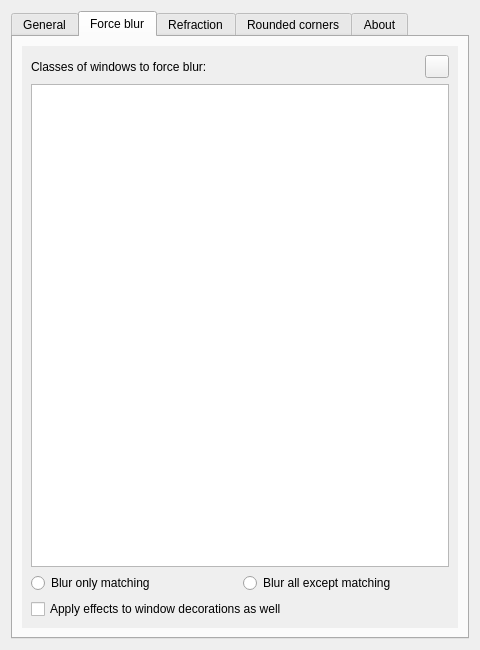
Qt form kwin-effects-glass/src/kcm/blur_config.ui (SuceV587/NextKde) before a commit.
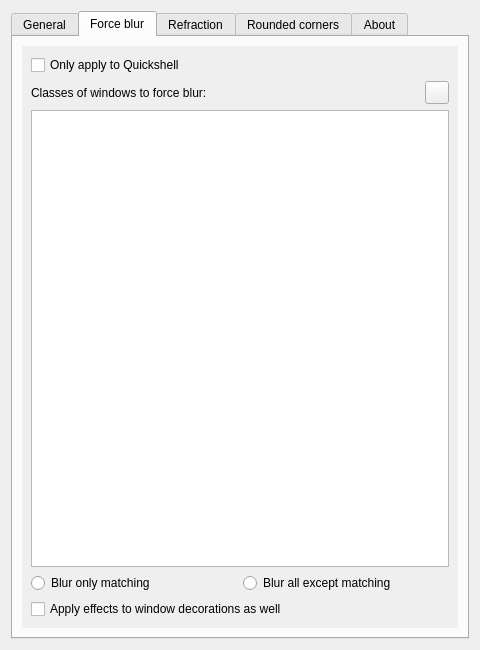
The same form after that commit. The open tabs and pages were chosen to show the change. Custom widgets are drawn as their Qt base class.

What changed in the file:
```diff
--- a/kwin-effects-glass/src/kcm/blur_config.ui
+++ b/kwin-effects-glass/src/kcm/blur_config.ui
@@ -719,6 +719,16 @@
          </property>
          <widget class="QWidget" name="scrollContentForceblur">
           <layout class="QVBoxLayout">
+           <item>
+            <widget class="QCheckBox" name="kcfg_OnlyQuickshell">
+             <property name="text">
+              <string>Only apply to Quickshell</string>
+             </property>
+             <property name="toolTip">
+              <string>Recommended for Quickshell: preserves its own rounded surfaces and prevents Glass from changing other applications.</string>
+             </property>
+            </widget>
+           </item>
            <item>
             <layout class="QVBoxLayout">
              <item>
```
